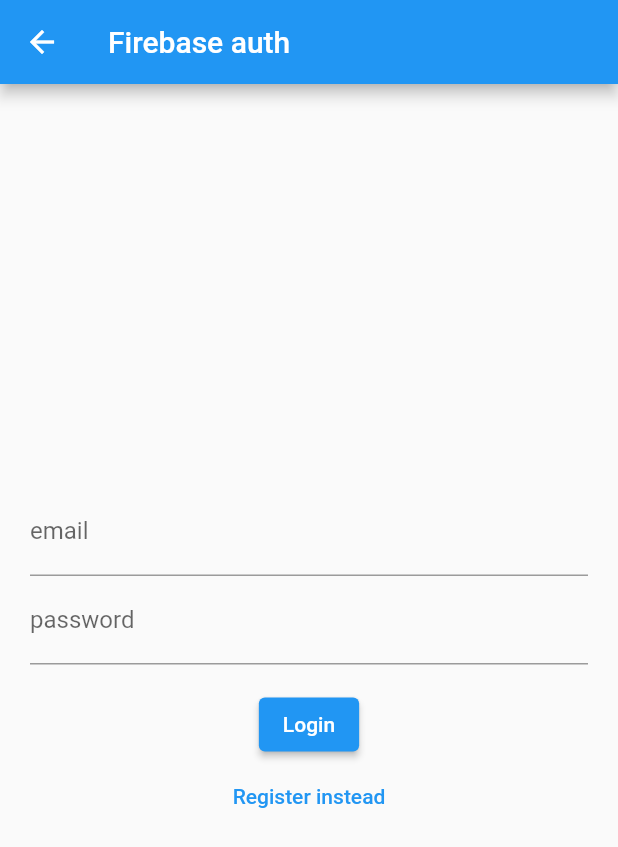
After one commit to Ademie/quickfirebaseauth, a Flutter app: the LoginRegister screen opened directly, on a phone screen of 412 x 824 dp. The commit adds this screen. Shown: the top 847 px of the screen. Run offline on Flutter 3.47's test engine with Material 2 defaults, Android fonts, the phone set to English and light mode, and no system bars; our stand-ins replace firebase_auth, firebase_core; accounts and stored records are empty.

Commit message:
created demo home and demo login/register page

```diff
--- a/lib/auth.dart
+++ b/lib/auth.dart
@@ -22,4 +22,14 @@
     await _firebaseAuth.signInWithEmailAndPassword(
         email: email, password: password);
   }
+
+
+// Log out
+  Future<void> signOut() async {
+    try {
+      await _firebaseAuth.signOut();
+    } catch (e) {
+      print(e.toString());
+    }
+  }
 }
--- a/lib/screens/demo_home.dart
+++ b/lib/screens/demo_home.dart
@@ -12,9 +12,7 @@
   @override
   Widget build(BuildContext context) {
     return Scaffold(
-    body: Container(
-      child:const Text('Firebase Auth'),
-    ),
+    body: const Text('Firebase Auth'),
     );
   }
 }
--- /dev/null
+++ b/lib/screens/login_register.dart
@@ -0,0 +1,101 @@
+import 'package:firebase_auth/firebase_auth.dart';
+import 'package:firebaseauth/auth.dart';
+import 'package:flutter/material.dart';
+
+
+class LoginRegister extends StatefulWidget {
+  const LoginRegister({super.key});
+
+  @override
+  State<LoginRegister> createState() => _LoginRegisterState();
+}
+
+class _LoginRegisterState extends State<LoginRegister> {
+  String? errorMessage = '';
+  bool isLogin = true;
+
+  final TextEditingController email = TextEditingController();
+  final TextEditingController password = TextEditingController();
+
+  Future<void> register() async {
+    try {
+      await Auth().register(email: email.text, password: password.text);
+    } on FirebaseAuthException catch (e) {
+      setState(() {
+        errorMessage = e.message;
+      });
+    }
+  }
+
+  Future<void> login() async {
+    try {
+      await Auth().login(email: email.text, password: password.text);
+    } on FirebaseAuthException catch (e) {
+      setState(() {
+        errorMessage = e.message;
+      });
+    }
+  }
+
+  Widget _title() {
+    return Text('Firebase auth');
+  }
+
+  Widget _textField(
+    String title,
+    TextEditingController controller,
+  ) {
+    return TextField(
+      controller: controller,
+      decoration: InputDecoration(
+        labelText: title,
+      ),
+    );
+  }
+
+  Widget _errorMessage() {
+    return Text(errorMessage == '' ? '' : 'Humm ? $errorMessage');
+  }
+
+  Widget _submitButton() {
+    return ElevatedButton(
+        onPressed: isLogin ? login : register,
+        child: Text(isLogin ? 'Login' : 'Register'));
+  }
+
+  Widget _authButton() {
+    return TextButton(
+        onPressed: () {
+          setState(() {
+            isLogin = !isLogin;
+          });
+        },
+        child: Text(isLogin ? 'Register instead' : 'Login instead'));
+  }
+
+  @override
+  Widget build(BuildContext context) {
+    return Scaffold(
+      appBar: AppBar(
+        title: _title(),
+      ),
+      body: Container(
+        height: double.infinity,
+        width: double.infinity,
+        padding: EdgeInsets.all(20),
+        child: Column(
+          mainAxisAlignment: MainAxisAlignment.center,
+          crossAxisAlignment: CrossAxisAlignment.center,
+          children: <Widget>[
+            _textField('email', email),
+            _textField('password', password),
+            _errorMessage(),
+            _submitButton(),
+            _authButton()
+          ],
+
+        ),
+      ),
+    );
+  }
+}
```
